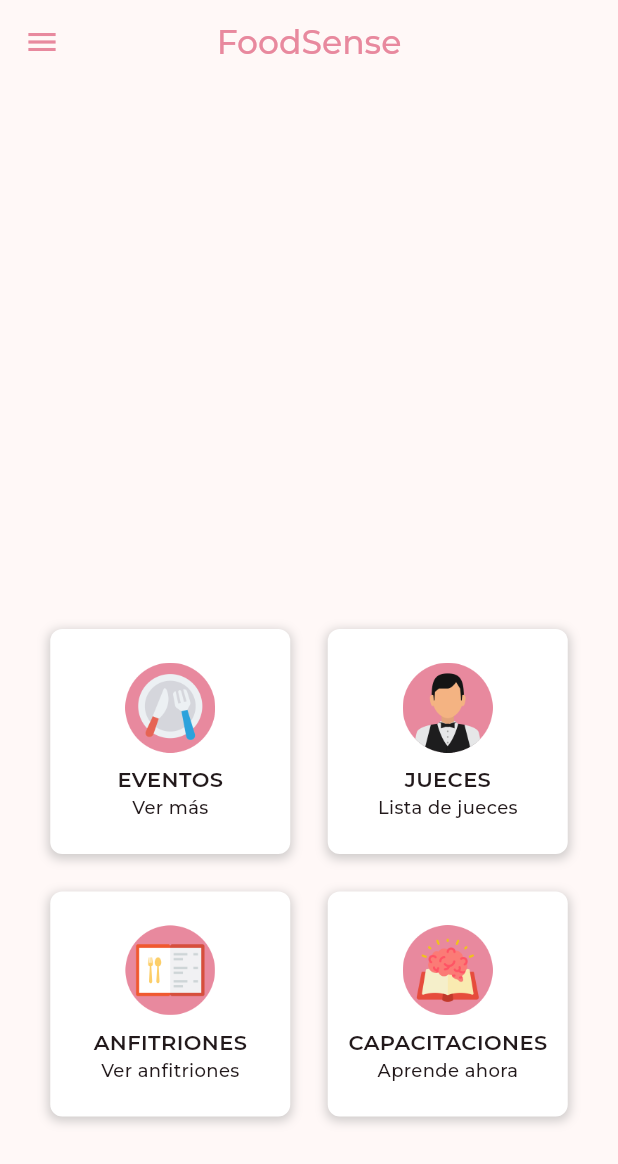
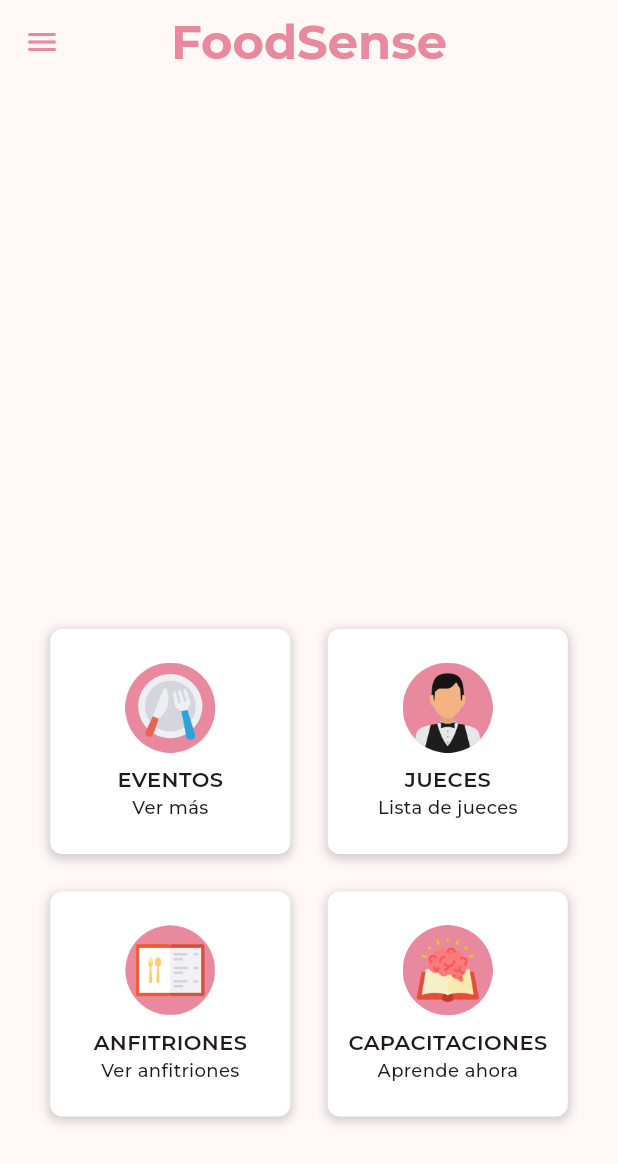
Before and after one commit to sabinelohnerv/proyecto-catas, a Flutter app: the AdminHomeView screen opened directly, on a phone screen of 412 x 824 dp. Shown: the top 1164 px of the screen. Run offline on Flutter 3.47's test engine with Material 3 defaults, Android fonts, the phone set to English and light mode, and no system bars; drawn by our look-alikes of carousel_slider; our stand-ins replace cloud_firestore, firebase_auth, firebase_core, firebase_messaging, firebase_storage, flutter_local_notifications and 4 more; accounts and stored records are empty; project files that could hold a hidden picture were left out.

Commit message:
AdminHomeView Restored

```diff
--- a/lib/views/admin_home_view.dart
+++ b/lib/views/admin_home_view.dart
@@ -15,6 +15,15 @@ import '../widgets/home/drawer.dart';
 class AdminHomeView extends StatelessWidget {
   const AdminHomeView({super.key});
 
+  void _handleSignOut(BuildContext context, ProfileViewModel viewModel) async {
+    bool signedOut = await viewModel.signOut();
+    if (signedOut) {
+      Navigator.of(context).pushReplacement(
+        MaterialPageRoute(builder: (context) => const LoginView()),
+      );
+    }
+  }
+
   @override
   Widget build(BuildContext context) {
     final userViewModel = Provider.of<ProfileViewModel>(context);
@@ -22,7 +31,10 @@ class AdminHomeView extends StatelessWidget {
 
     return Scaffold(
       appBar: AppBar(
-        title: Text('FoodSense'),
+        title: const Text(
+          'FoodSense',
+          style: TextStyle(fontWeight: FontWeight.w700, fontSize: 32),
+        ),
         foregroundColor: Theme.of(context).colorScheme.primary,
         centerTitle: true,
       ),
@@ -106,12 +118,5 @@ class AdminHomeView extends StatelessWidget {
     );
   }
 
-  void _handleSignOut(BuildContext context, ProfileViewModel viewModel) async {
-    bool signedOut = await viewModel.signOut();
-    if (signedOut) {
-      Navigator.of(context).pushReplacement(
-        MaterialPageRoute(builder: (context) => const LoginView()),
-      );
-    }
-  }
+
 }
```
Also changed, not shown: lib/main.dart (+7 -3 lines).
